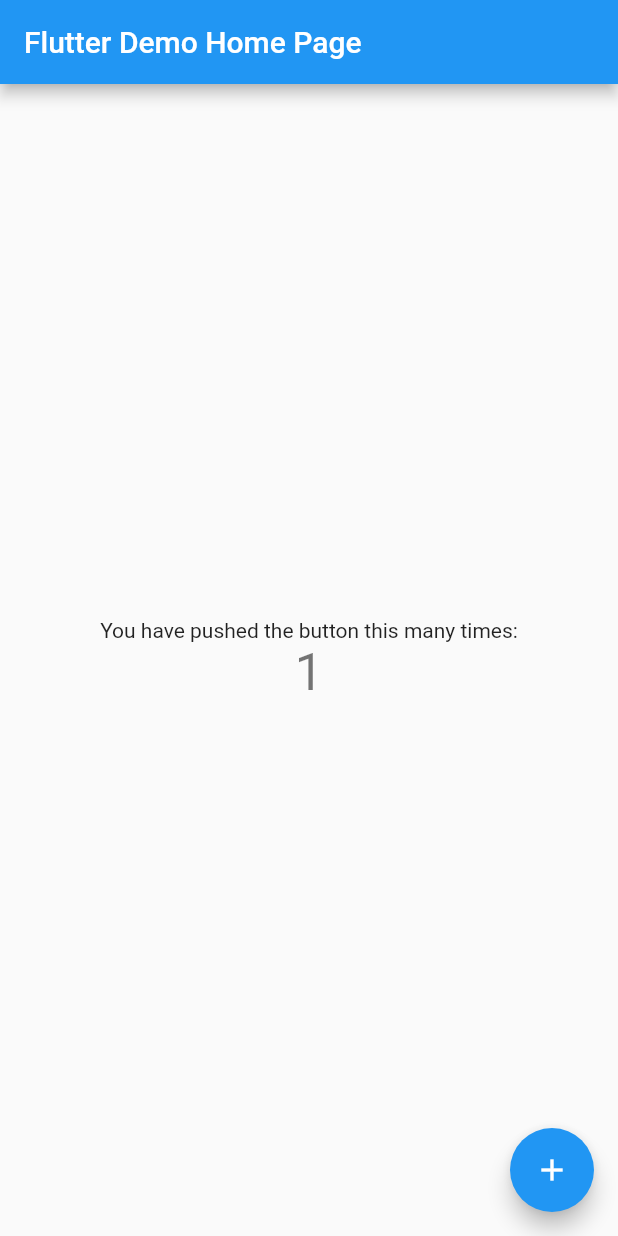
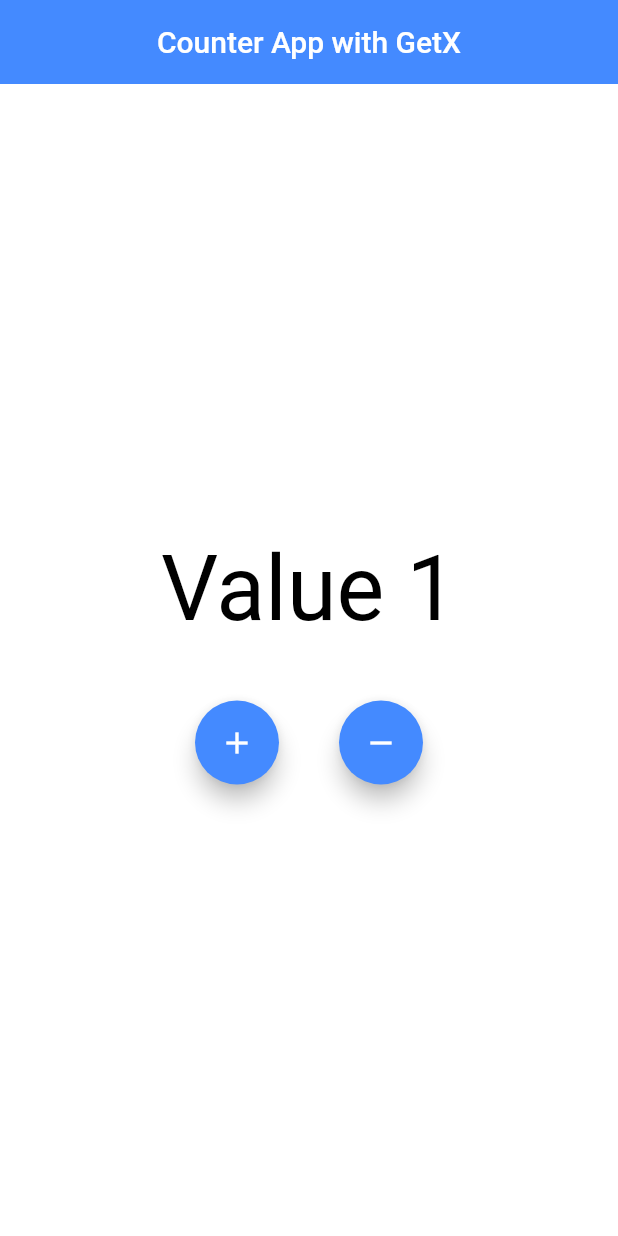
Before and after one commit to flutter99/counter_app_with_getx, a Flutter app: the screen it shows after launch, after a tap on the "add" icon, on a phone screen of 412 x 824 dp. Run offline on Flutter 3.47's test engine with Material 2 defaults, Android fonts, the light colour scheme and no system bars; our stand-ins replace get.

Commit message:
all files added

```diff
--- /dev/null
+++ b/lib/controller/main_screen_controller.dart
@@ -0,0 +1,16 @@
+import 'package:get/get.dart';
+
+class MainScreenController extends GetxController {
+
+  RxInt value = 0.obs;
+
+
+  void add() {
+    value.value++;
+  }
+
+  void subtract() {
+    value.value--;
+  }
+
+}
--- a/lib/main.dart
+++ b/lib/main.dart
@@ -1,4 +1,6 @@
+import 'package:counter_app_with_getx/main_screen.dart';
 import 'package:flutter/material.dart';
+import 'package:get/get.dart';
 
 void main() {
   runApp(const MyApp());
@@ -10,106 +12,13 @@
   // This widget is the root of your application.
   @override
   Widget build(BuildContext context) {
-    return MaterialApp(
-      title: 'Flutter Demo',
+    return GetMaterialApp(
+      debugShowCheckedModeBanner: false,
+      title: 'GetX counter app',
       theme: ThemeData(
-        // This is the theme of your application.
-        //
-        // Try running your application with "flutter run". You'll see the
-        // application has a blue toolbar. Then, without quitting the app, try
-        // changing the primarySwatch below to Colors.green and then invoke
-        // "hot reload" (press "r" in the console where you ran "flutter run",
-        // or simply save your changes to "hot reload" in a Flutter IDE).
-        // Notice that the counter didn't reset back to zero; the application
-        // is not restarted.
         primarySwatch: Colors.blue,
       ),
-      home: const MyHomePage(title: 'Flutter Demo Home Page'),
+      home: const MainScreen(),
     );
   }
 }
-
-class MyHomePage extends StatefulWidget {
-  const MyHomePage({Key? key, required this.title}) : super(key: key);
-
-  // This widget is the home page of your application. It is stateful, meaning
-  // that it has a State object (defined below) that contains fields that affect
-  // how it looks.
-
-  // This class is the configuration for the state. It holds the values (in this
-  // case the title) provided by the parent (in this case the App widget) and
-  // used by the build method of the State. Fields in a Widget subclass are
-  // always marked "final".
-
-  final String title;
-
-  @override
-  State<MyHomePage> createState() => _MyHomePageState();
-}
-
-class _MyHomePageState extends State<MyHomePage> {
-  int _counter = 0;
-
-  void _incrementCounter() {
-    setState(() {
-      // This call to setState tells the Flutter framework that something has
-      // changed in this State, which causes it to rerun the build method below
-      // so that the display can reflect the updated values. If we changed
-      // _counter without calling setState(), then the build method would not be
-      // called again, and so nothing would appear to happen.
-      _counter++;
-    });
-  }
-
-  @override
-  Widget build(BuildContext context) {
-    // This method is rerun every time setState is called, for instance as done
-    // by the _incrementCounter method above.
-    //
-    // The Flutter framework has been optimized to make rerunning build methods
-    // fast, so that you can just rebuild anything that needs updating rather
-    // than having to individually change instances of widgets.
-    return Scaffold(
-      appBar: AppBar(
-        // Here we take the value from the MyHomePage object that was created by
-        // the App.build method, and use it to set our appbar title.
-        title: Text(widget.title),
-      ),
-      body: Center(
-        // Center is a layout widget. It takes a single child and positions it
-        // in the middle of the parent.
-        child: Column(
-          // Column is also a layout widget. It takes a list of children and
-          // arranges them vertically. By default, it sizes itself to fit its
-          // children horizontally, and tries to be as tall as its parent.
-          //
-          // Invoke "debug painting" (press "p" in the console, choose the
-          // "Toggle Debug Paint" action from the Flutter Inspector in Android
-          // Studio, or the "Toggle Debug Paint" command in Visual Studio Code)
-          // to see the wireframe for each widget.
-          //
-          // Column has various properties to control how it sizes itself and
-          // how it positions its children. Here we use mainAxisAlignment to
-          // center the children vertically; the main axis here is the vertical
-          // axis because Columns are vertical (the cross axis would be
-          // horizontal).
-          mainAxisAlignment: MainAxisAlignment.center,
-          children: <Widget>[
-            const Text(
-              'You have pushed the button this many times:',
-            ),
-            Text(
-              '$_counter',
-              style: Theme.of(context).textTheme.headline4,
-            ),
-          ],
-        ),
-      ),
-      floatingActionButton: FloatingActionButton(
-        onPressed: _incrementCounter,
-        tooltip: 'Increment',
-        child: const Icon(Icons.add),
-      ), // This trailing comma makes auto-formatting nicer for build methods.
-    );
-  }
-}
--- /dev/null
+++ b/lib/main_screen.dart
@@ -0,0 +1,77 @@
+import 'package:counter_app_with_getx/controller/main_screen_controller.dart';
+import 'package:flutter/material.dart';
+import 'package:get/get.dart';
+
+class MainScreen extends GetView<MainScreenController> {
+  const MainScreen({Key? key}) : super(key: key);
+
+  @override
+  Widget build(BuildContext context) {
+    Get.put(MainScreenController());
+    return Scaffold(
+      backgroundColor: Colors.white,
+
+      /// app bar
+      appBar: AppBar(
+        backgroundColor: Colors.blueAccent,
+        elevation: 0.0,
+        centerTitle: true,
+        title: const Text('Counter App with GetX',
+          style: TextStyle(
+            fontSize: 20.0,
+            color: Colors.white,
+          ),
+        ),
+      ),
+
+      /// body
+      body: SizedBox(
+        height: MediaQuery.of(context).size.height,
+        width: MediaQuery.of(context).size.width,
+        child: Column(
+          crossAxisAlignment: CrossAxisAlignment.center,
+          mainAxisAlignment: MainAxisAlignment.center,
+          children: [
+
+            /// value increase or decrease
+           Obx(() =>  Text('Value ${controller.value}',
+             style: const TextStyle(
+               fontSize: 60.0,
+               color: Colors.black,
+             ),
+           ),),
+
+            /// buttons to increase or decrease value
+            const SizedBox(height: 40.0),
+            Row(
+              crossAxisAlignment: CrossAxisAlignment.center,
+              mainAxisAlignment: MainAxisAlignment.center,
+              children: [
+                FloatingActionButton(
+                  onPressed: (){
+                    controller.add();
+                  },
+                  backgroundColor: Colors.blueAccent,
+                  child: const Center(
+                    child: Icon(Icons.add, color: Colors.white,),
+                  ),
+                ),
+                const SizedBox(width: 40.0),
+                FloatingActionButton(
+                  onPressed: (){
+                    controller.subtract();
+                  },
+                  backgroundColor: Colors.blueAccent,
+                  child: const Center(
+                    child: Icon(Icons.remove, color: Colors.white,),
+                  ),
+                ),
+              ],
+            ),
+
+          ],
+        ),
+      ),
+    );
+  }
+}
--- a/pubspec.yaml
+++ b/pubspec.yaml
@@ -34,6 +34,7 @@
   # The following adds the Cupertino Icons font to your application.
   # Use with the CupertinoIcons class for iOS style icons.
   cupertino_icons: ^1.0.2
+  get: ^4.6.5
 
 dev_dependencies:
   flutter_test:
```
Also changed, not shown: pubspec.lock.
